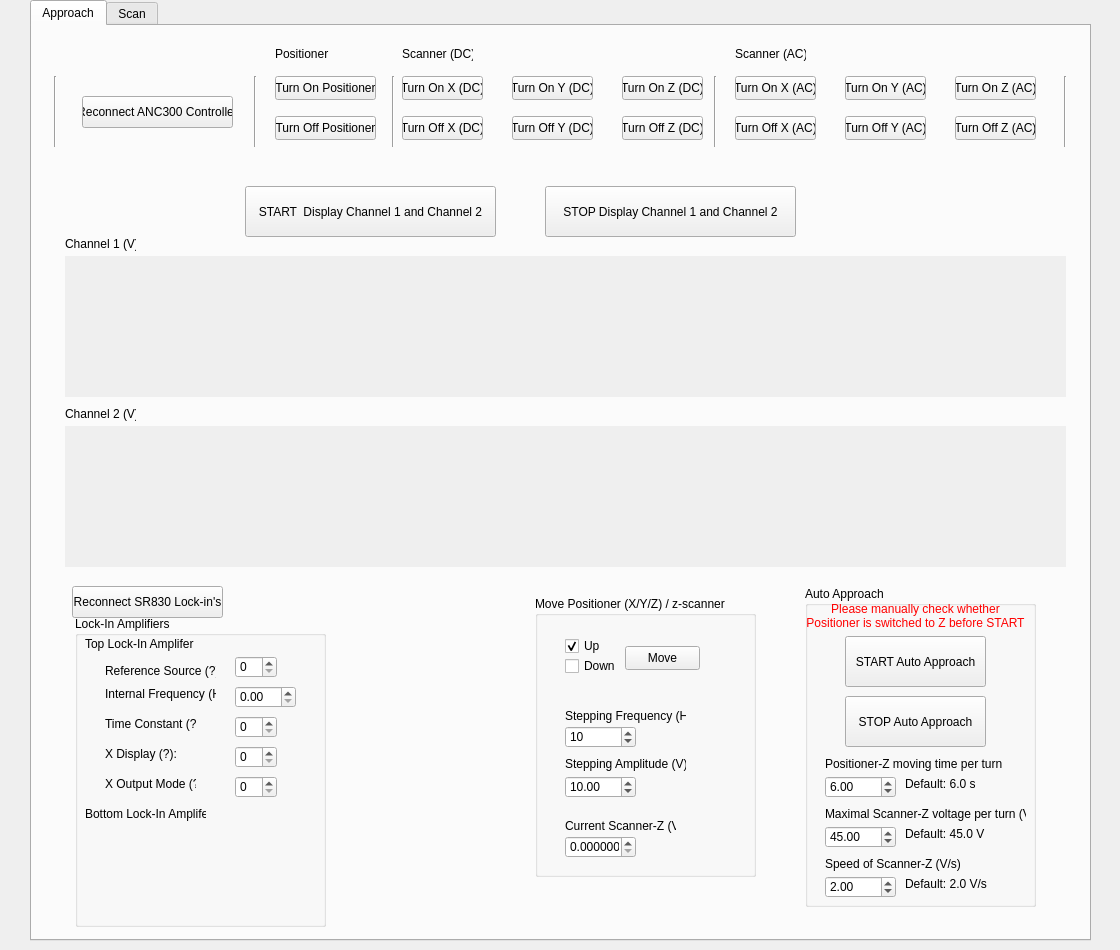
Before: the Qt Designer form form.ui in xuejianma/spmcontroller, drawn with Qt 5.
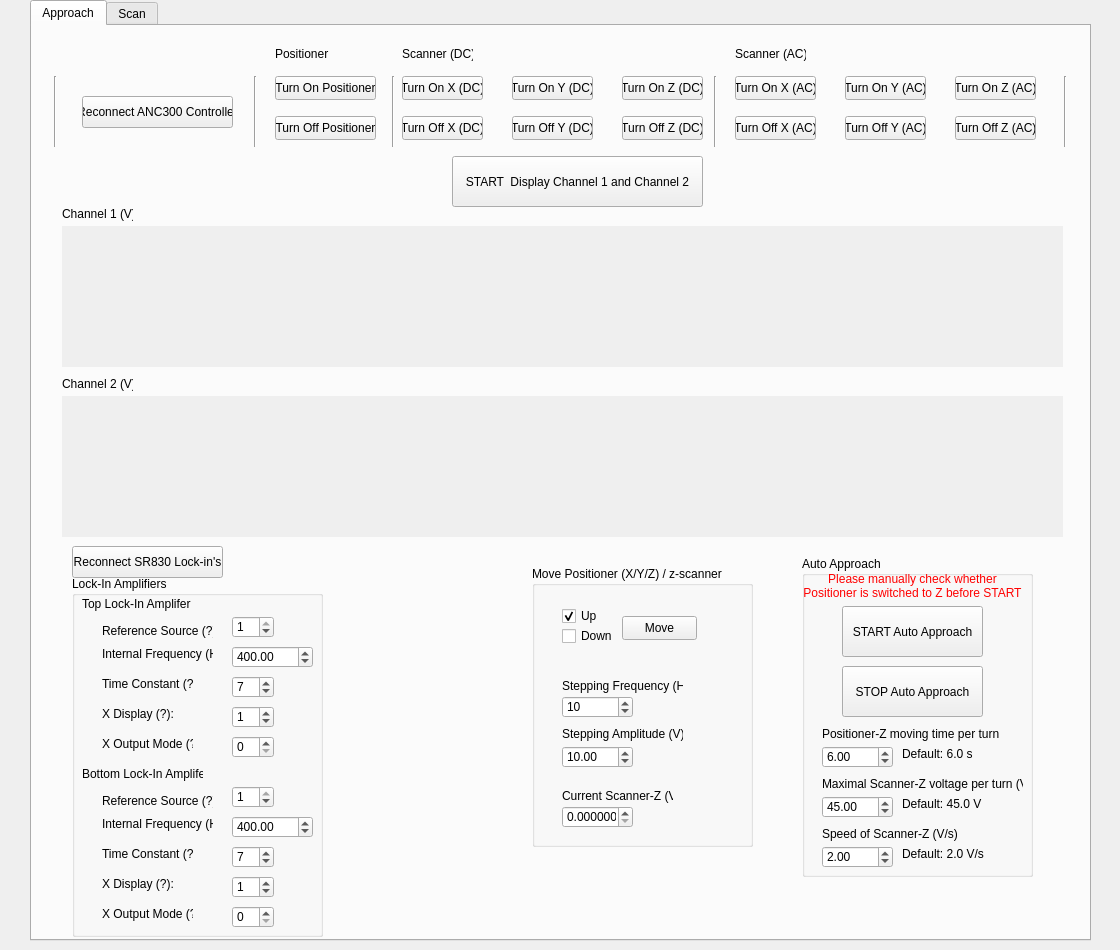
After: the same form once the commit is applied. Custom widgets are drawn as their Qt base class.

Diff of the .ui file:
```diff
--- a/form.ui
+++ b/form.ui
@@ -344,8 +344,8 @@
     <widget class="QGroupBox" name="groupBox_positioner">
      <property name="geometry">
       <rect>
-       <x>503</x>
-       <y>570</y>
+       <x>500</x>
+       <y>540</y>
        <width>221</width>
        <height>281</height>
       </rect>
@@ -520,8 +520,8 @@
     <widget class="PlotWidget" name="widget_linescan_approach_ch1" native="true">
      <property name="geometry">
       <rect>
-       <x>33</x>
-       <y>230</y>
+       <x>30</x>
+       <y>200</y>
        <width>1001</width>
        <height>141</height>
       </rect>
@@ -533,8 +533,8 @@
     <widget class="QLabel" name="label_approach_ch1">
      <property name="geometry">
       <rect>
-       <x>33</x>
-       <y>210</y>
+       <x>30</x>
+       <y>180</y>
        <width>71</width>
        <height>16</height>
       </rect>
@@ -546,8 +546,8 @@
     <widget class="QLabel" name="label_approach_ch2">
      <property name="geometry">
       <rect>
-       <x>33</x>
-       <y>380</y>
+       <x>30</x>
+       <y>350</y>
        <width>71</width>
        <height>16</height>
       </rect>
@@ -559,8 +559,8 @@
     <widget class="PlotWidget" name="widget_linescan_approach_ch2" native="true">
      <property name="geometry">
       <rect>
-       <x>33</x>
-       <y>400</y>
+       <x>30</x>
+       <y>370</y>
        <width>1001</width>
        <height>141</height>
       </rect>
@@ -572,8 +572,8 @@
     <widget class="QPushButton" name="pushButton_approach_monitor_start">
      <property name="geometry">
       <rect>
-       <x>213</x>
-       <y>160</y>
+       <x>420</x>
+       <y>130</y>
        <width>251</width>
        <height>51</height>
       </rect>
@@ -582,24 +582,11 @@
       <string>START  Display Channel 1 and Channel 2</string>
      </property>
     </widget>
-    <widget class="QPushButton" name="pushButton_approach_monitor_stop">
-     <property name="geometry">
-      <rect>
-       <x>513</x>
-       <y>160</y>
-       <width>251</width>
-       <height>51</height>
-      </rect>
-     </property>
-     <property name="text">
-      <string>STOP Display Channel 1 and Channel 2</string>
-     </property>
-    </widget>
     <widget class="QGroupBox" name="groupBox_approach_auto">
      <property name="geometry">
       <rect>
-       <x>773</x>
-       <y>560</y>
+       <x>770</x>
+       <y>530</y>
        <width>231</width>
        <height>321</height>
       </rect>
@@ -773,10 +760,10 @@
     <widget class="QGroupBox" name="groupBox_lockin">
      <property name="geometry">
       <rect>
-       <x>43</x>
-       <y>590</y>
+       <x>40</x>
+       <y>550</y>
        <width>251</width>
-       <height>311</height>
+       <height>361</height>
       </rect>
      </property>
      <property name="title">
@@ -839,6 +826,9 @@
       <property name="singleStep">
        <number>1</number>
       </property>
+      <property name="value">
+       <number>1</number>
+      </property>
      </widget>
      <widget class="QLabel" name="label_lockin_top_reference_internal_frequency">
       <property name="geometry">
@@ -858,10 +848,19 @@
        <rect>
         <x>160</x>
         <y>70</y>
-        <width>61</width>
+        <width>81</width>
         <height>22</height>
        </rect>
       </property>
+      <property name="keyboardTracking">
+       <bool>false</bool>
+      </property>
+      <property name="maximum">
+       <double>9999999999999999634067965630886574211027143225273567793680363843427086501542887424.000000000000000</double>
+      </property>
+      <property name="value">
+       <double>400.000000000000000</double>
+      </property>
      </widget>
      <widget class="QSpinBox" name="spinBox_lockin_top_time_constant">
       <property name="geometry">
@@ -878,6 +877,9 @@
       <property name="singleStep">
        <number>1</number>
       </property>
+      <property name="value">
+       <number>7</number>
+      </property>
      </widget>
      <widget class="QLabel" name="label_lockin_top_time_constant">
       <property name="geometry">
@@ -910,6 +912,9 @@
       <property name="singleStep">
        <number>1</number>
       </property>
+      <property name="value">
+       <number>1</number>
+      </property>
      </widget>
      <widget class="QLabel" name="label_lockin_top_display">
       <property name="geometry">
@@ -988,12 +993,196 @@
        <string/>
       </property>
      </widget>
+     <widget class="QLabel" name="label_lockin_bottom_display">
+      <property name="geometry">
+       <rect>
+        <x>30</x>
+        <y>300</y>
+        <width>91</width>
+        <height>16</height>
+       </rect>
+      </property>
+      <property name="toolTip">
+       <string>&lt;html&gt;&lt;head/&gt;&lt;body&gt;&lt;p&gt;0:  X&lt;br/&gt;1:  R&lt;br/&gt;2:  X Noise&lt;br/&gt;3:  Aux In 1&lt;br/&gt;4:  Aux In 2&lt;/p&gt;&lt;/body&gt;&lt;/html&gt;</string>
+      </property>
+      <property name="text">
+       <string>X Display (?):</string>
+      </property>
+     </widget>
+     <widget class="QLabel" name="label_lockin_bottom_output_mode">
+      <property name="geometry">
+       <rect>
+        <x>30</x>
+        <y>330</y>
+        <width>91</width>
+        <height>16</height>
+       </rect>
+      </property>
+      <property name="toolTip">
+       <string>&lt;html&gt;&lt;head/&gt;&lt;body&gt;&lt;p&gt;0:  CH1 Display&lt;br/&gt;1:  X&lt;/p&gt;&lt;/body&gt;&lt;/html&gt;</string>
+      </property>
+      <property name="text">
+       <string>X Output Mode (?):</string>
+      </property>
+     </widget>
+     <widget class="QSpinBox" name="spinBox_lockin_bottom_output_mode">
+      <property name="geometry">
+       <rect>
+        <x>160</x>
+        <y>330</y>
+        <width>42</width>
+        <height>22</height>
+       </rect>
+      </property>
+      <property name="toolTip">
+       <string/>
+      </property>
+      <property name="keyboardTracking">
+       <bool>false</bool>
+      </property>
+      <property name="maximum">
+       <number>1</number>
+      </property>
+      <property name="singleStep">
+       <number>1</number>
+      </property>
+     </widget>
+     <widget class="QSpinBox" name="spinBox_lockin_bottom_time_constant">
+      <property name="geometry">
+       <rect>
+        <x>160</x>
+        <y>270</y>
+        <width>42</width>
+        <height>22</height>
+       </rect>
+      </property>
+      <property name="keyboardTracking">
+       <bool>false</bool>
+      </property>
+      <property name="maximum">
+       <number>19</number>
+      </property>
+      <property name="singleStep">
+       <number>1</number>
+      </property>
+      <property name="value">
+       <number>7</number>
+      </property>
+     </widget>
+     <widget class="QSpinBox" name="spinBox_lockin_bottom_reference">
+      <property name="geometry">
+       <rect>
+        <x>160</x>
+        <y>210</y>
+        <width>42</width>
+        <height>22</height>
+       </rect>
+      </property>
+      <property name="keyboardTracking">
+       <bool>false</bool>
+      </property>
+      <property name="maximum">
+       <number>1</number>
+      </property>
+      <property name="singleStep">
+       <number>1</number>
+      </property>
+      <property name="value">
+       <number>1</number>
+      </property>
+     </widget>
+     <widget class="QLabel" name="label_lockin_bottom_time_constant">
+      <property name="geometry">
+       <rect>
+        <x>30</x>
+        <y>270</y>
+        <width>91</width>
+        <height>16</height>
+       </rect>
+      </property>
+      <property name="toolTip">
+       <string>&lt;html&gt;&lt;head/&gt;&lt;body&gt;&lt;p&gt;0: 10 µs&lt;br/&gt;1: 30 µs&lt;br/&gt;2: 100 µs&lt;br/&gt;3: 300 µs&lt;br/&gt;4: 1 ms&lt;br/&gt;5: 3 ms&lt;br/&gt;6: 10 ms&lt;br/&gt;7: 30 ms&lt;br/&gt;8: 100 ms&lt;br/&gt;9: 300 ms&lt;br/&gt;10: 1 s&lt;br/&gt;11: 3 s&lt;br/&gt;12: 10 s&lt;br/&gt;13: 30 s&lt;br/&gt;14: 100 s&lt;br/&gt;15: 300 s&lt;br/&gt;16: 1 ks&lt;br/&gt;17: 3 ks&lt;br/&gt;18: 10 ks&lt;br/&gt;19: 30 ks&lt;/p&gt;&lt;/body&gt;&lt;/html&gt;</string>
+      </property>
+      <property name="text">
+       <string>Time Constant (?):</string>
+      </property>
+     </widget>
+     <widget class="QDoubleSpinBox" name="doubleSpinBox_lockin_bottom_reference_internal_frequency">
+      <property name="geometry">
+       <rect>
+        <x>160</x>
+        <y>240</y>
+        <width>81</width>
+        <height>22</height>
+       </rect>
+      </property>
+      <property name="keyboardTracking">
+       <bool>false</bool>
+      </property>
+      <property name="maximum">
+       <double>9999999999999999634067965630886574211027143225273567793680363843427086501542887424.000000000000000</double>
+      </property>
+      <property name="value">
+       <double>400.000000000000000</double>
+      </property>
+     </widget>
+     <widget class="QSpinBox" name="spinBox_lockin_bottom_display">
+      <property name="geometry">
+       <rect>
+        <x>160</x>
+        <y>300</y>
+        <width>42</width>
+        <height>22</height>
+       </rect>
+      </property>
+      <property name="keyboardTracking">
+       <bool>false</bool>
+      </property>
+      <property name="maximum">
+       <number>4</number>
+      </property>
+      <property name="singleStep">
+       <number>1</number>
+      </property>
+      <property name="value">
+       <number>1</number>
+      </property>
+     </widget>
+     <widget class="QLabel" name="label_lockin_bottom_reference">
+      <property name="geometry">
+       <rect>
+        <x>30</x>
+        <y>210</y>
+        <width>111</width>
+        <height>31</height>
+       </rect>
+      </property>
+      <property name="toolTip">
+       <string>&lt;html&gt;&lt;head/&gt;&lt;body&gt;&lt;p&gt;0: External&lt;br/&gt;1: Internal&lt;/p&gt;&lt;/body&gt;&lt;/html&gt;</string>
+      </property>
+      <property name="text">
+       <string>&lt;html&gt;&lt;head/&gt;&lt;body&gt;&lt;p&gt;Reference Source (?):&lt;/p&gt;&lt;/body&gt;&lt;/html&gt;</string>
+      </property>
+     </widget>
+     <widget class="QLabel" name="label_lockin_bottom_reference_internal_frequency">
+      <property name="geometry">
+       <rect>
+        <x>30</x>
+        <y>240</y>
+        <width>111</width>
+        <height>16</height>
+       </rect>
+      </property>
+      <property name="text">
+       <string>Internal Frequency (Hz):</string>
+      </property>
+     </widget>
     </widget>
     <widget class="QPushButton" name="pushButton_reconnect_lockin">
      <property name="geometry">
       <rect>
        <x>40</x>
-       <y>560</y>
+       <y>520</y>
        <width>151</width>
        <height>32</height>
       </rect>
```
Left out of the diff: 14 changed lines with no effect on the pictures.
